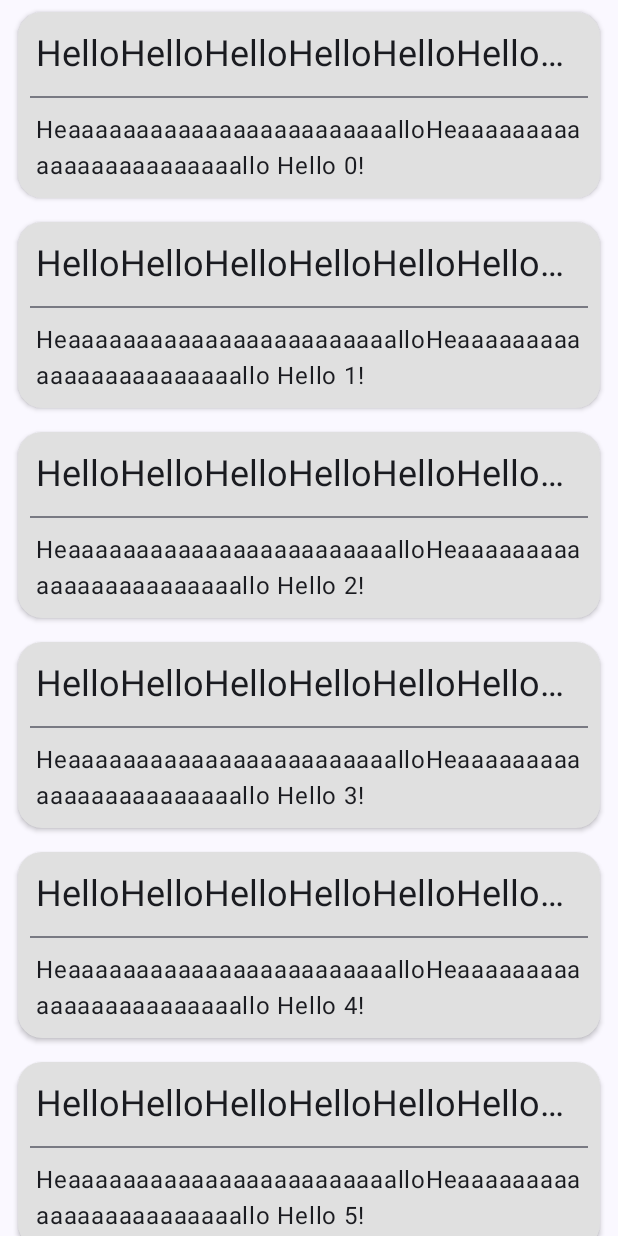
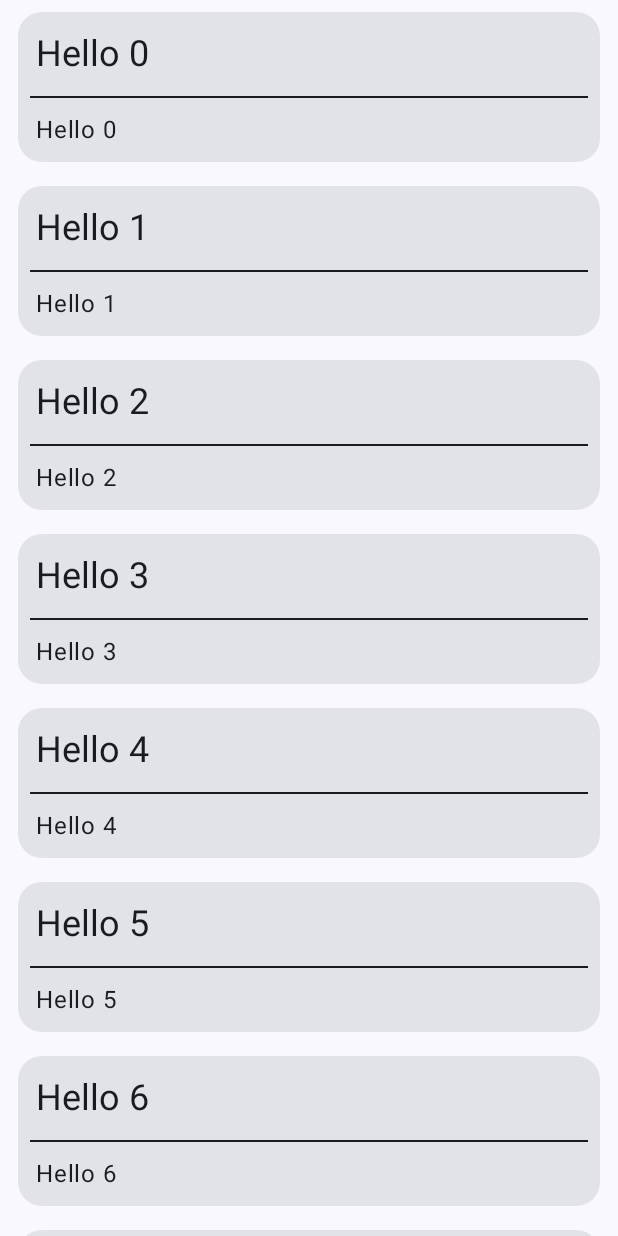
Before and after one commit to re4rk/one-app, an Android app built with Jetpack Compose: the @Preview function GreetingPreview, on a phone screen of 412 x 824 dp. Run offline under Robolectric (Android 15) with nearby library versions, the phone set to English and light mode, and no system bars.

Commit message:
feat: 메모 디자인 변경

```diff
--- a/presentation/src/main/kotlin/com/re4rk/presentation/ui/memo/MemoScreen.kt
+++ b/presentation/src/main/kotlin/com/re4rk/presentation/ui/memo/MemoScreen.kt
@@ -9,6 +9,7 @@ import androidx.compose.foundation.layout.wrapContentHeight
 import androidx.compose.foundation.layout.wrapContentWidth
 import androidx.compose.foundation.lazy.LazyColumn
 import androidx.compose.foundation.shape.RoundedCornerShape
+import androidx.compose.material3.Card
 import androidx.compose.material3.Divider
 import androidx.compose.material3.ExperimentalMaterial3Api
 import androidx.compose.material3.MaterialTheme
@@ -17,7 +18,6 @@ import androidx.compose.material3.Text
 import androidx.compose.runtime.Composable
 import androidx.compose.runtime.getValue
 import androidx.compose.ui.Modifier
-import androidx.compose.ui.graphics.Color
 import androidx.compose.ui.text.style.TextOverflow
 import androidx.compose.ui.tooling.preview.Preview
 import androidx.compose.ui.unit.dp
@@ -42,7 +42,7 @@ private fun Screen(memos: List<Memo>) {
             LazyColumn {
                 memos.forEach { memo ->
                     item {
-                        Card(memo = memo)
+                        MemoCard(memo = memo)
                     }
                 }
             }
@@ -52,26 +52,24 @@ private fun Screen(memos: List<Memo>) {
 
 @OptIn(ExperimentalMaterial3Api::class)
 @Composable
-private fun Card(
+private fun MemoCard(
     onClick: () -> Unit = { },
     modifier: Modifier = Modifier,
-    color: Color = Color(0xFFE0E0E0),
     memo: Memo,
 ) {
-    Surface(
+    Card(
         onClick = onClick,
-        modifier = modifier.fillMaxWidth()
+        modifier = modifier
+            .fillMaxWidth()
             .padding(
                 horizontal = 12.dp,
                 vertical = 8.dp,
             ),
-        color = color,
         shape = RoundedCornerShape(16.dp),
-        shadowElevation = 2.dp,
-        content = {
+    ) {
         Column {
             Text(
-                    text = "HelloHelloHelloHelloHelloHelloHelloHelloHelloHelloHelloHelloHello ${memo.title}!",
+                text = memo.title,
                 modifier = Modifier
                     .padding(12.dp),
                 maxLines = 1,
@@ -80,11 +78,15 @@ private fun Card(
                 overflow = TextOverflow.Ellipsis,
             )
 
-                Divider(thickness = 1.dp, modifier = Modifier.padding(horizontal = 8.dp))
+            Divider(
+                thickness = 1.dp,
+                color = MaterialTheme.colorScheme.onSurface,
+                modifier = Modifier.padding(horizontal = 8.dp),
+            )
 
             Box(modifier = Modifier.wrapContentHeight()) {
                 Text(
-                        text = "HeaaaaaaaaaaaaaaaaaaaaaaaalloHeaaaaaaaaaaaaaaaaaaaaaaaallo ${memo.content}!",
+                    text = memo.content,
                     modifier = Modifier
                         .padding(12.dp)
                         .wrapContentWidth(),
@@ -92,8 +94,7 @@ private fun Card(
                 )
             }
         }
-        },
-    )
+    }
 }
 
 @Preview(showBackground = true)
```
Lines whose indentation alone changed are shown as unchanged.
